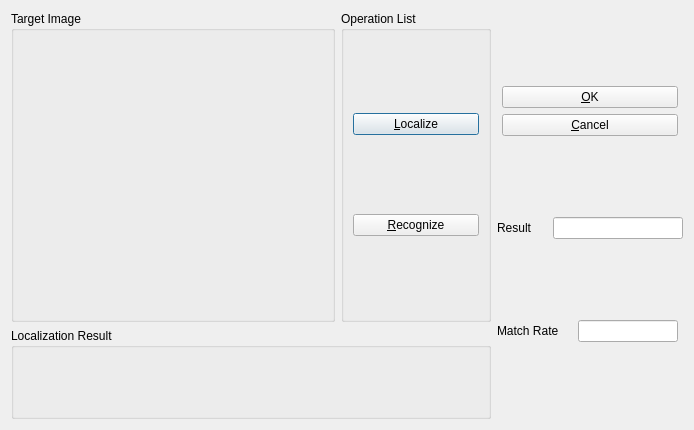
Old version of the form MTMS_Server/recognizedialog.ui in the repository zhming0/Modernization-Traffic-Monitoring-System.
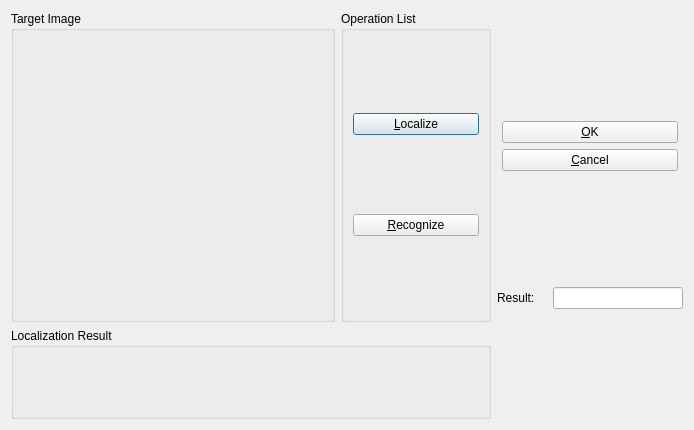
New version of the form. Icons and pictures are not drawn. Custom widgets are drawn as their Qt base class.

Patch:
```diff
--- a/MTMS_Server/recognizedialog.ui
+++ b/MTMS_Server/recognizedialog.ui
@@ -196,7 +196,7 @@
           </size>
          </property>
          <property name="text">
-          <string>Result</string>
+          <string>Result:</string>
          </property>
          <property name="margin">
           <number>5</number>
@@ -211,33 +211,6 @@
            <height>0</height>
           </size>
          </property>
-         <property name="maximumSize">
-          <size>
-           <width>100</width>
-           <height>16777215</height>
-          </size>
-         </property>
-        </widget>
-       </item>
-      </layout>
-     </item>
-     <item>
-      <layout class="QHBoxLayout" name="horizontalLayout_2">
-       <property name="rightMargin">
-        <number>5</number>
-       </property>
-       <item>
-        <widget class="QLabel" name="label_2">
-         <property name="text">
-          <string>Match Rate</string>
-         </property>
-         <property name="margin">
-          <number>5</number>
-         </property>
-        </widget>
-       </item>
-       <item>
-        <widget class="QLineEdit" name="lineEdit_matchRate">
          <property name="maximumSize">
           <size>
            <width>100</width>
```
